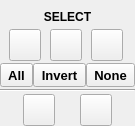
The window that src/schrodinger/sketcher/ui/select_options_widget.ui (schrodinger/sketcher) describes before a commit, drawn with Qt 5.
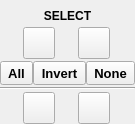
The same window after the commit. Icons and pictures are not drawn. Custom widgets are drawn as their Qt base class.

Commit message: SKETCH-1704. Hook up the square/lasso selection buttons; change palette background color on active selection; assure that the sketcher behavior matches Laura's spec

The edit to the form file:
```diff
--- a/src/schrodinger/sketcher/ui/select_options_widget.ui
+++ b/src/schrodinger/sketcher/ui/select_options_widget.ui
@@ -7,7 +7,7 @@
     <x>0</x>
     <y>0</y>
     <width>124</width>
-    <height>126</height>
+    <height>124</height>
    </rect>
   </property>
   <property name="sizePolicy">
@@ -59,31 +59,6 @@
      <property name="spacing">
       <number>0</number>
      </property>
-     <item>
-      <widget class="schrodinger::sketcher::ModularToolButton" name="select_btn">
-       <property name="maximumSize">
-        <size>
-         <width>32</width>
-         <height>32</height>
-        </size>
-       </property>
-       <property name="iconSize">
-        <size>
-         <width>32</width>
-         <height>32</height>
-        </size>
-       </property>
-       <property name="checkable">
-        <bool>true</bool>
-       </property>
-       <property name="popupMode">
-        <enum>QToolButton::DelayedPopup</enum>
-       </property>
-       <attribute name="buttonGroup">
-        <string notr="true">select_move_group</string>
-       </attribute>
-      </widget>
-     </item>
      <item>
       <widget class="QToolButton" name="select_square_btn">
        <property name="maximumSize">
@@ -103,6 +78,12 @@
          <height>32</height>
         </size>
        </property>
+       <property name="checkable">
+        <bool>true</bool>
+       </property>
+       <attribute name="buttonGroup">
+        <string notr="true">select_tool_group</string>
+       </attribute>
       </widget>
      </item>
      <item>
@@ -124,6 +105,12 @@
          <height>32</height>
         </size>
        </property>
+       <property name="checkable">
+        <bool>true</bool>
+       </property>
+       <attribute name="buttonGroup">
+        <string notr="true">select_tool_group</string>
+       </attribute>
       </widget>
      </item>
     </layout>
@@ -209,7 +196,23 @@
     </widget>
    </item>
    <item>
+    <widget class="QFrame" name="move_frame">
     <layout class="QHBoxLayout" name="horizontalLayout">
+      <property name="spacing">
+       <number>0</number>
+      </property>
+      <property name="leftMargin">
+       <number>0</number>
+      </property>
+      <property name="topMargin">
+       <number>0</number>
+      </property>
+      <property name="rightMargin">
+       <number>0</number>
+      </property>
+      <property name="bottomMargin">
+       <number>0</number>
+      </property>
      <item>
       <widget class="QToolButton" name="move_rotate_btn">
        <property name="maximumSize">
@@ -268,16 +271,10 @@
       </widget>
      </item>
     </layout>
+    </widget>
    </item>
   </layout>
  </widget>
- <customwidgets>
-  <customwidget>
-   <class>schrodinger::sketcher::ModularToolButton</class>
-   <extends>QToolButton</extends>
-   <header>schrodinger/sketcher/modular_tool_button.h</header>
-  </customwidget>
- </customwidgets>
  <resources>
   <include location="../sketcher.qrc"/>
  </resources>
```
Left out of the diff: 13 changed lines with no effect on the pictures. Lines whose indentation alone changed are shown as unchanged. The commit also changes 2 other files.
